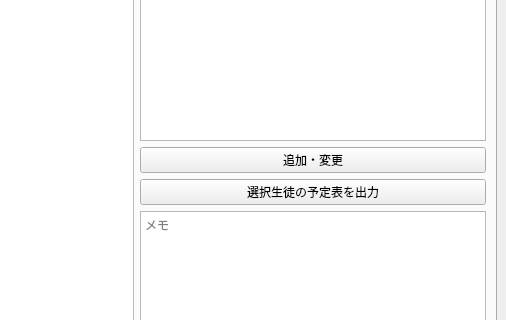
This is mainwindow.ui in ROMEKANA/TimeTable as Qt 5 draws it before an edit; both pictures show x 579 to 1085 and y 212 to 532 of the 1085 by 838 pixel window. The edited form follows.
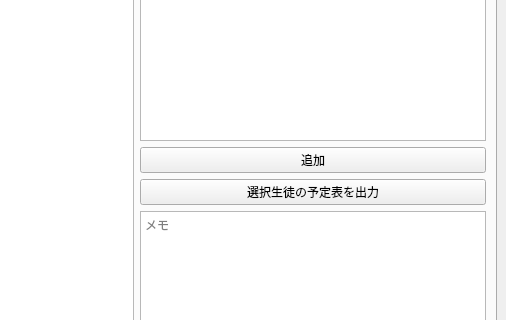
This is the edited form. The open tabs and pages were chosen to show the change. Custom widgets are drawn as their Qt base class.

```diff
--- a/mainwindow.ui
+++ b/mainwindow.ui
@@ -372,7 +372,7 @@
             <item>
              <widget class="QPushButton" name="studentApplyButton">
               <property name="text">
-               <string>追加・変更</string>
+               <string>追加</string>
               </property>
              </widget>
             </item>
```
Left out of the diff: 9 changed lines with no effect on the pictures.
